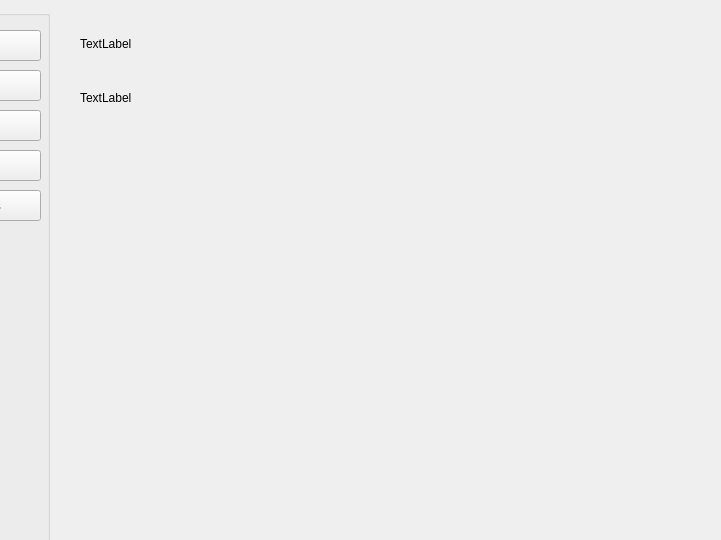
i82camud/Club_Padel, file ui/qt/main_window.ui: the form before one commit; both pictures show x 110 to 831 and y 0 to 540 of the 1280 by 800 pixel window.
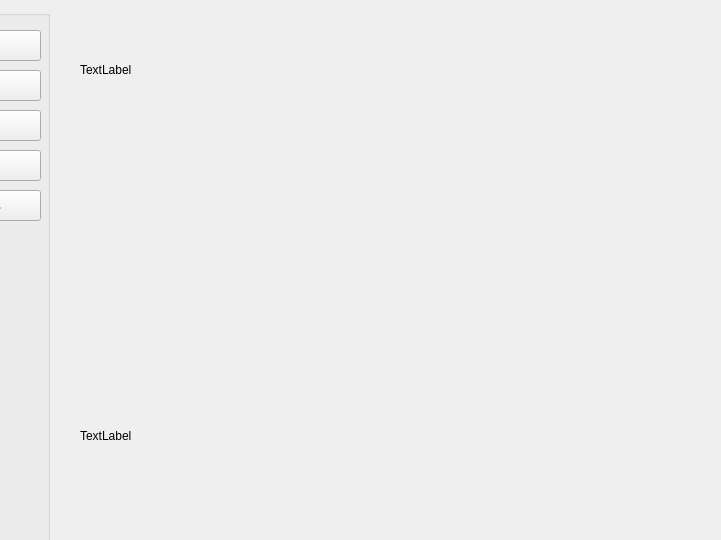
The form after the commit.

Commit message: Imagen pantalla inicio

Diff of the .ui file:
```diff
--- a/ui/qt/main_window.ui
+++ b/ui/qt/main_window.ui
@@ -152,31 +152,31 @@
      <number>0</number>
     </property>
     <widget class="QWidget" name="page_inicio">
-     <widget class="QWidget" name="verticalLayoutWidget">
+     <widget class="QLabel" name="lbl_imagen">
+      <property name="geometry">
+       <rect>
+        <x>10</x>
+        <y>110</y>
+        <width>1031</width>
+        <height>631</height>
+       </rect>
+      </property>
+      <property name="text">
+       <string>TextLabel</string>
+      </property>
+     </widget>
+     <widget class="QLabel" name="lbl_bienvenido">
       <property name="geometry">
        <rect>
         <x>10</x>
         <y>10</y>
-        <width>561</width>
-        <height>101</height>
+        <width>559</width>
+        <height>99</height>
        </rect>
       </property>
-      <layout class="QVBoxLayout" name="verticalLayout">
-       <item>
-        <widget class="QLabel" name="lbl_bienvenido">
-         <property name="text">
-          <string>TextLabel</string>
-         </property>
-        </widget>
-       </item>
-       <item>
-        <widget class="QLabel" name="lbl_imagen">
-         <property name="text">
-          <string>TextLabel</string>
-         </property>
-        </widget>
-       </item>
-      </layout>
+      <property name="text">
+       <string>TextLabel</string>
+      </property>
      </widget>
     </widget>
     <widget class="QWidget" name="page_socios"/>
```
The commit also changes 3 other files.
